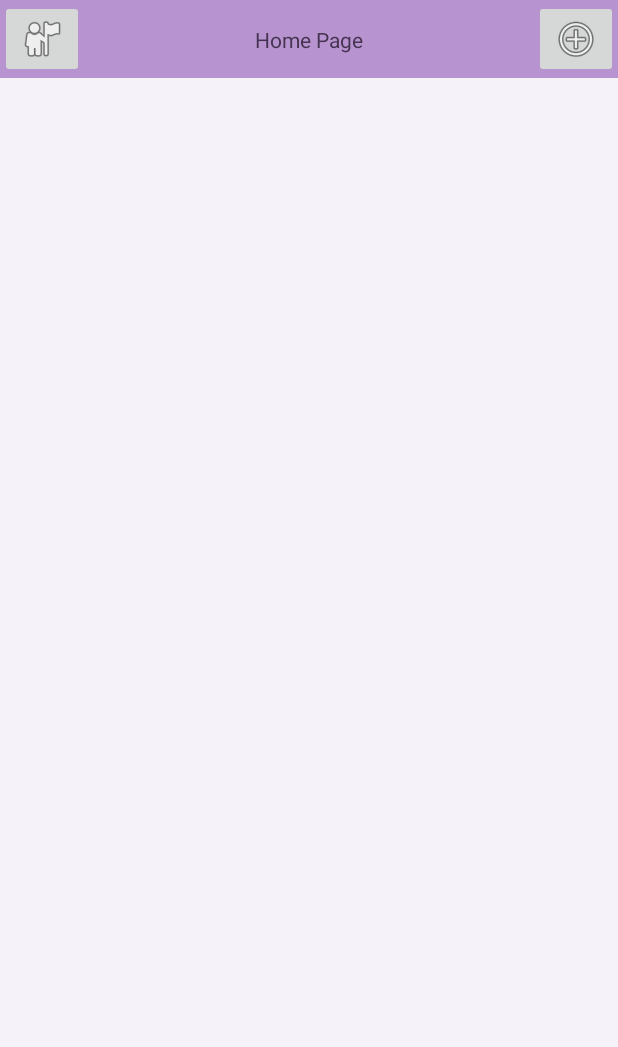
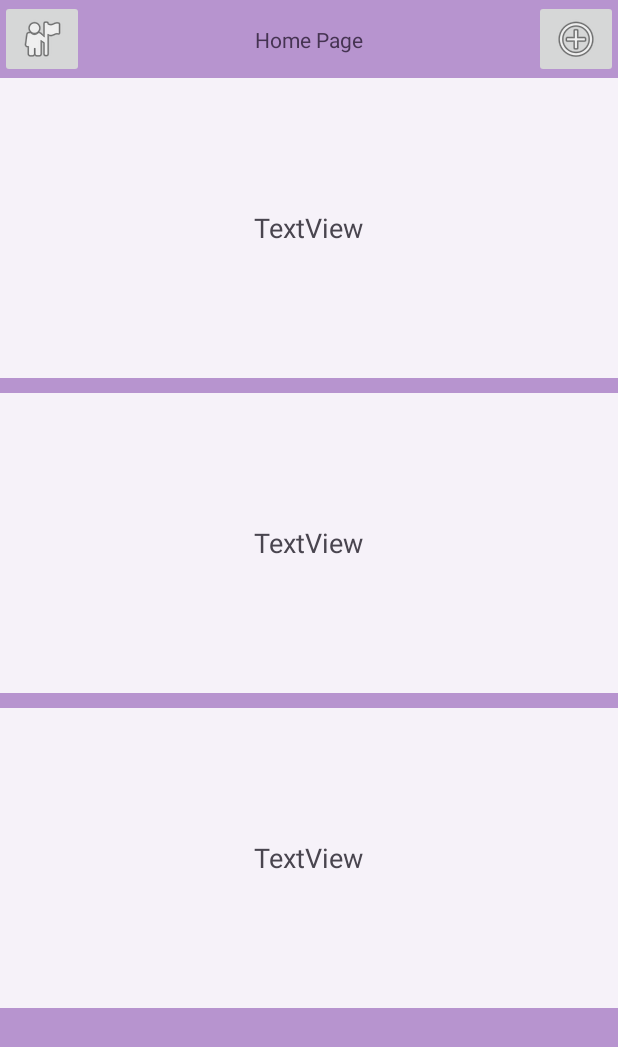
Before and after one commit to gdpetrak/CPRE388, an Android app: the layout activity_home.xml on its own in the app's theme, with its tools: preview values and no code run, on a phone screen of 412 x 824 dp. Shown: the top 1047 px of the screen. Run offline under Robolectric (Android 15) with nearby library versions, the phone set to English and light mode, and no system bars.

Commit message:
Added recent moodEntries to Home

```diff
--- a/Project2/app/src/main/res/layout/activity_home.xml
+++ b/Project2/app/src/main/res/layout/activity_home.xml
@@ -49,6 +49,58 @@
                 tools:src="@android:drawable/ic_menu_add" />
 
         </androidx.constraintlayout.widget.ConstraintLayout>
+
+        <TextView
+            android:id="@+id/post1"
+            android:layout_width="350dp"
+            android:layout_height="200dp"
+            android:layout_gravity="center"
+            android:gravity="center"
+            android:text="TextView"
+            android:textAlignment="center"
+            android:textSize="18sp" />
+
+        <androidx.constraintlayout.widget.ConstraintLayout
+            android:layout_width="match_parent"
+            android:layout_height="10dp"
+            android:background="@color/primary_500">
+
+        </androidx.constraintlayout.widget.ConstraintLayout>
+
+        <TextView
+            android:id="@+id/post2"
+            android:layout_width="350dp"
+            android:layout_height="200dp"
+            android:layout_gravity="center"
+            android:gravity="center"
+            android:text="TextView"
+            android:textAlignment="center"
+            android:textSize="18sp" />
+
+        <androidx.constraintlayout.widget.ConstraintLayout
+            android:layout_width="match_parent"
+            android:layout_height="10dp"
+            android:background="@color/primary_500">
+
+        </androidx.constraintlayout.widget.ConstraintLayout>
+
+        <TextView
+            android:id="@+id/post3"
+            android:layout_width="350dp"
+            android:layout_height="200dp"
+            android:layout_gravity="center"
+            android:gravity="center"
+            android:text="TextView"
+            android:textAlignment="center"
+            android:textSize="18sp" />
+
+        <androidx.constraintlayout.widget.ConstraintLayout
+            android:layout_width="match_parent"
+            android:layout_height="match_parent"
+            android:background="@color/primary_500">
+
+        </androidx.constraintlayout.widget.ConstraintLayout>
+
 
     </LinearLayout>
 
```
Also changed, not shown: Project2/app/src/main/java/com/example/project2/Activities/HomeActivity.java (+78 -0 lines).
